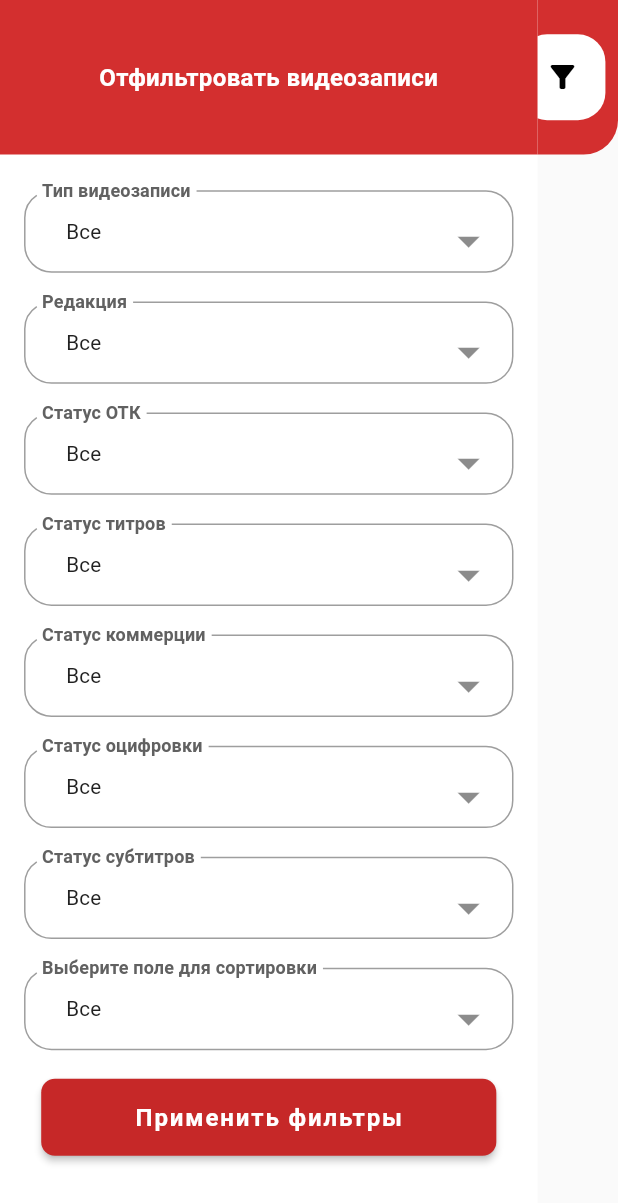
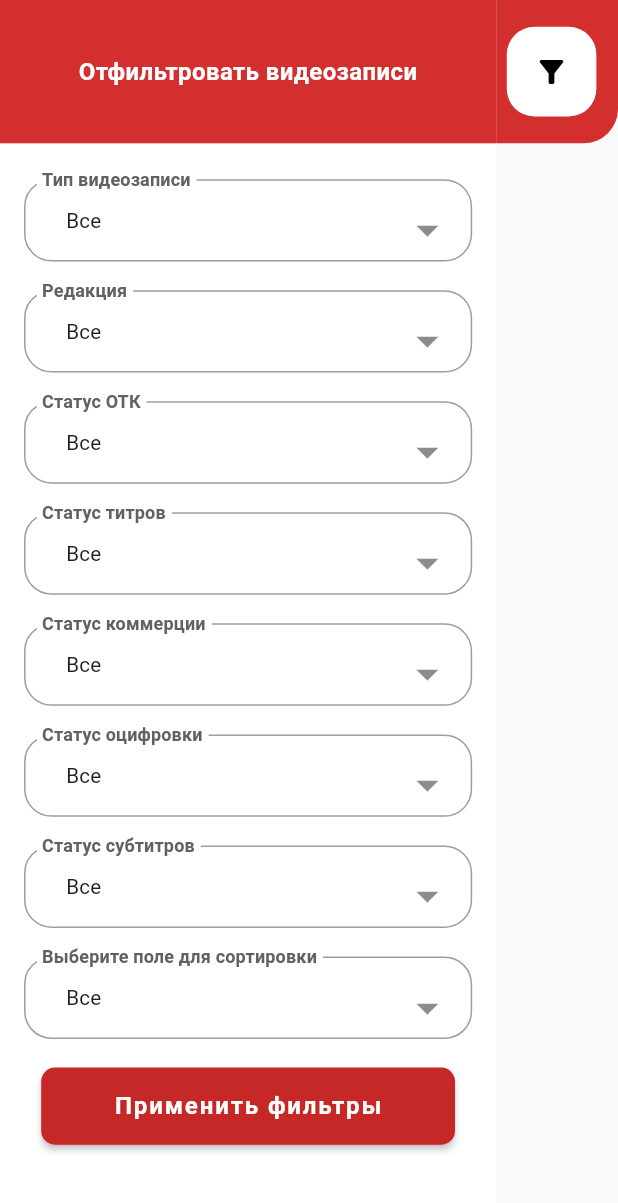
Before and after one commit to RedFox802/TVC, a Flutter app: the GeneralScreen screen opened directly, on a phone screen of 412 x 824 dp. Shown: the top 1203 px of the screen. Run offline on Flutter 3.47's test engine with Material 2 defaults, Android fonts, the phone set to English and light mode, and no system bars; our stand-ins replace cloud_firestore, device_preview, dropdown_button2, firebase_auth, firebase_core, flutter_bloc and 6 more; missing offline and left inert: flutter_sliding_up_panel; accounts and stored records are empty; generated files the repository leaves out were written again.

Commit message:
финальные правки

```diff
--- a/lib/components/search_text_field.dart
+++ b/lib/components/search_text_field.dart
@@ -47,7 +47,7 @@ class AppSearchTextField extends StatelessWidget {
           fillColor: Colors.white,
           filled: true,
           hintText: 'Поиск видеозаписи...',
-          hintStyle: AppTextStyles.normalW600S14.copyWith(color: Colors.grey.shade800),
+          hintStyle: AppTextStyles.normalW700S16.copyWith(color: Colors.grey.shade800),
           contentPadding: EdgeInsets.symmetric(horizontal: 14.w, vertical: 12.h),
           border: AppInputBorders.appBorder,
           focusedBorder: AppInputBorders.appBorder,
--- a/lib/features/filters_penel/presentation/filters_panel.dart
+++ b/lib/features/filters_penel/presentation/filters_panel.dart
@@ -44,14 +44,14 @@ class _FiltersPanelState extends State<FiltersPanel> {
           panelController: widget.controller,
           controlHeight: size.height,
           child: Container(
-            width: size.width * 0.76.w,
+            width: size.width - 68.h,
             color: Colors.white,
             child: Column(
               children: [
                 Container(
                   alignment: Alignment.center,
                   color: Colors.red.shade700,
-                  height: size.height / 8,
+                  height: 80.h,
                   width: size.width,
                   child: Text(
                     'Отфильтровать видеозаписи',
@@ -60,9 +60,9 @@ class _FiltersPanelState extends State<FiltersPanel> {
                     textAlign: TextAlign.center,
                   ),
                 ),
-                Padding(
-                  padding: EdgeInsets.symmetric(horizontal: 14.w),
-                  child: Column(
+                Expanded(
+                  child: ListView(
+                    padding: EdgeInsets.symmetric(horizontal: 14.w),
                     children: [
                       SizedBox(height: 20.h),
                       AppDropField(
@@ -159,6 +159,7 @@ class _FiltersPanelState extends State<FiltersPanel> {
                               filters, sort == '-' ? '' : sort);
                         },
                       ),
+                      SizedBox(height: 10.h),
                     ],
                   ),
                 ),
--- a/lib/features/general_page/presentation/components/app_button_container.dart
+++ b/lib/features/general_page/presentation/components/app_button_container.dart
@@ -12,8 +12,8 @@ class AppButtonContainer extends StatelessWidget {
   @override
   Widget build(BuildContext context) {
     return Container(
-      width: 50.w,
-      height: 50.w,
+      width: 50.h,
+      height: 50.h,
       decoration: BoxDecoration(
         color: Colors.white,
         borderRadius: BorderRadius.circular(16.r),
--- a/lib/features/general_page/presentation/screens/general_screen.dart
+++ b/lib/features/general_page/presentation/screens/general_screen.dart
@@ -26,7 +26,6 @@ class _GeneralScreenState extends State<GeneralScreen> {
 
   @override
   Widget build(BuildContext context) {
-    double height = MediaQuery.of(context).size.height;
     double width = MediaQuery.of(context).size.width;
 
     return Scaffold(
@@ -56,7 +55,7 @@ class _GeneralScreenState extends State<GeneralScreen> {
                     child: Column(
                       children: [
                         Container(
-                          height: height / 8,
+                          height: 80.h,
                           width: width,
                           decoration: BoxDecoration(
                             color: Colors.red.shade700,
@@ -69,7 +68,7 @@ class _GeneralScreenState extends State<GeneralScreen> {
                             mainAxisAlignment: MainAxisAlignment.spaceEvenly,
                             children: [
                               AppSearchTextField(
-                                width: width * 0.8,
+                                width: width * 0.75,
                               ),
                               AppButtonContainer(
                                 icon: Icons.filter_alt,
--- a/lib/features/search_page/presentation/screens/search_screen.dart
+++ b/lib/features/search_page/presentation/screens/search_screen.dart
@@ -45,7 +45,7 @@ class _SearchScreenState extends State<SearchScreen> {
                   Container(
                     padding:
                         EdgeInsets.symmetric(vertical: 16.h, horizontal: 10.w),
-                    height: MediaQuery.of(context).size.height / 8,
+                    height: 80.h,
                     width: MediaQuery.of(context).size.width,
                     decoration: BoxDecoration(
                       color: Colors.red.shade700,
@@ -54,6 +54,7 @@ class _SearchScreenState extends State<SearchScreen> {
                         bottomRight: Radius.circular(20.r),
                       ),
                     ),
+                    child: Center(
                       child: AppSearchTextField(
                         readOnly: false,
                         textEditingController: controller,
@@ -63,6 +64,7 @@ class _SearchScreenState extends State<SearchScreen> {
                               .read<SearchCubit>()
                               .searchVideoRecording(controller.text);
                         },
+                      ),
                     ),
                   ),
                   Expanded(
--- a/lib/features/video_details_page/presentation/screens/video_details_screen.dart
+++ b/lib/features/video_details_page/presentation/screens/video_details_screen.dart
@@ -1,5 +1,3 @@
-import 'dart:math';
-
 import 'package:flutter/material.dart';
 import 'package:flutter_screenutil/flutter_screenutil.dart';
 import 'package:tv/components/app_text_style.dart';
@@ -18,7 +16,6 @@ class VideoDetailsScreen extends StatelessWidget {
 
   @override
   Widget build(BuildContext context) {
-    log(entity.broadcasts.length);
     return Scaffold(
       backgroundColor: Colors.white,
       appBar: AppBar(
```
Also changed, not shown: lib/features/help_page/presentation/screens/help_screen.dart (+5 -17 lines), lib/features/login_page/domain/login_cubit.dart (+5 -10 lines). Lines whose indentation alone changed are shown as unchanged.
